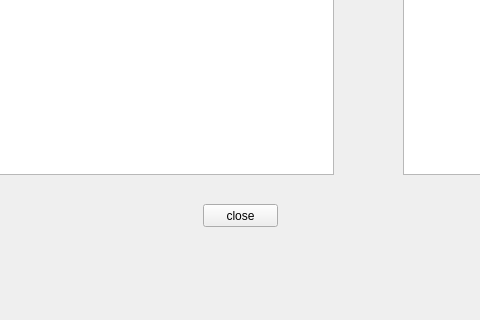
The window that courseswidgetstudent.ui (casalete/ErasmusIo) describes before a commit, drawn with Qt 5; both pictures show x 437 to 917 and y 356 to 676 of the 1099 by 676 pixel window.
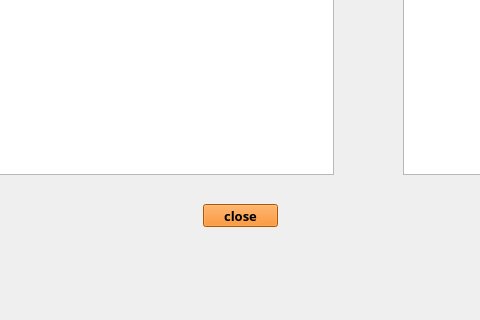
The same window after the commit. Icons and pictures are not drawn.

Diff of the .ui file:
```diff
--- a/courseswidgetstudent.ui
+++ b/courseswidgetstudent.ui
@@ -25,6 +25,17 @@
      <height>23</height>
     </rect>
    </property>
+   <property name="font">
+    <font>
+     <family>Courier 10 Pitch</family>
+     <pointsize>10</pointsize>
+     <weight>75</weight>
+     <bold>true</bold>
+    </font>
+   </property>
+   <property name="styleSheet">
+    <string notr="true">background: rgb(245, 121, 0);</string>
+   </property>
    <property name="text">
     <string>close</string>
    </property>
```
